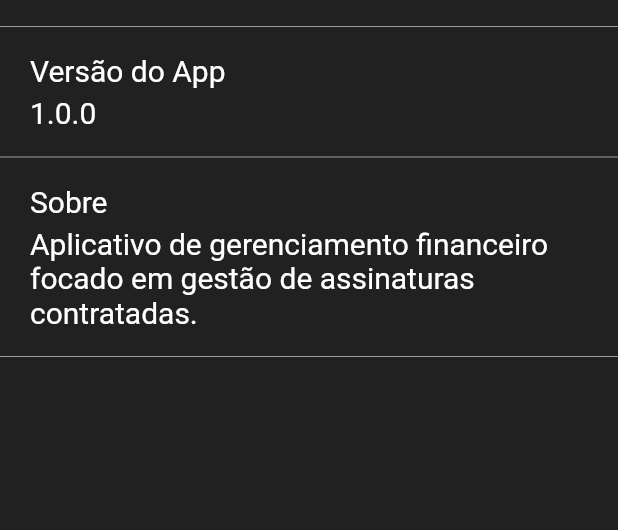
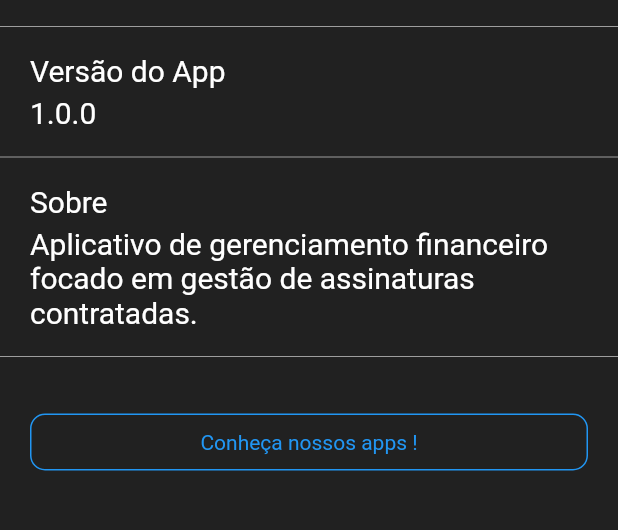
Before and after one commit to td-santos/Subscription_Manager_Flutter, a Flutter app: the InfoScreen screen opened directly, on a phone screen of 412 x 824 dp, the part 191-721 px from its top. Run offline on Flutter 3.47's test engine with Material 2 defaults, Android fonts, the phone set to English and light mode, and no system bars; our stand-ins replace font_awesome_flutter, sqflite; accounts and stored records are empty.

Commit message:
commit layout fix
- fix overflow DetalheAssinatura
- fix overflow value Slide in AddAssinatura.
-add openUrl Apps in infoScreen

```diff
--- a/suno/lib/main.dart
+++ b/suno/lib/main.dart
@@ -8,6 +8,8 @@ import 'package:suno/screens/MySplash.dart';
 void main() {
   runApp(MaterialApp(
 
+
+
     home: MySplash(),
     debugShowCheckedModeBanner: false,
     theme: ThemeData(
--- a/suno/lib/screens/AddAssinatra.dart
+++ b/suno/lib/screens/AddAssinatra.dart
@@ -366,7 +366,7 @@ class _AddAssinaturaState extends State<AddAssinatura> {
                               children: <Widget>[
                                 Text(
                                   "${valueSlide.toStringAsFixed(2)}",
-                                  style: TextStyle(fontSize: 37),
+                                  style: TextStyle(fontSize: width * 0.07),
                                 ),
                                 Column(
                                   children: <Widget>[
--- a/suno/lib/screens/InfoScreen.dart
+++ b/suno/lib/screens/InfoScreen.dart
@@ -1,6 +1,25 @@
 import 'package:flutter/material.dart';
+import 'package:url_launcher/url_launcher.dart';
+
 
 class InfoScreen extends StatelessWidget {
+
+  Future<void> openURL(String url) async {
+
+    if(await canLaunch(url)){
+      await launch(
+        url,
+        forceSafariVC: false,
+        forceWebView: false,
+        headers: <String, String>{'header_key':'header_value'},
+      );
+
+    }else{
+
+    }
+
+  }
+
   @override
   Widget build(BuildContext context) {
     return Scaffold(
@@ -26,44 +45,78 @@ class InfoScreen extends StatelessWidget {
           crossAxisAlignment: CrossAxisAlignment.start,
           children: <Widget>[
             Padding(
-              padding: EdgeInsets.only(left: 20,right: 20,top: 20,bottom: 5),
-              child: Text("Nome",style: TextStyle(
-                fontSize: 20
-              ),),
+              padding: EdgeInsets.only(left: 20, right: 20, top: 20, bottom: 5),
+              child: Text(
+                "Nome",
+                style: TextStyle(fontSize: 20),
+              ),
             ),
             Padding(
-              padding: EdgeInsets.only(left: 20,right: 20,bottom: 10),
-              child: Text("Suno - Gestor de Assinaturas",style: TextStyle(
-                fontSize: 20
-              ),),
+              padding: EdgeInsets.only(left: 20, right: 20, bottom: 10),
+              child: Text(
+                "Suno - Gestor de Assinaturas",
+                style: TextStyle(fontSize: 20),
+              ),
             ),
-            Divider(color: Colors.grey,),
-            Padding(
-              padding: EdgeInsets.only(left: 20,right: 20,top: 10,bottom: 5),
-              child: Text("Versão do App",style: TextStyle(
-                fontSize: 20
-              ),),
+            Divider(
+              color: Colors.grey,
             ),
             Padding(
-              padding: EdgeInsets.only(left: 20,right: 20,bottom: 10),
-              child: Text("1.0.0",style: TextStyle(
-                fontSize: 20
-              ),),
-            ),
-            Divider(color: Colors.grey,),
-            Padding(
-              padding: EdgeInsets.only(left: 20,right: 20,top: 10,bottom: 5),
-              child: Text("Sobre",style: TextStyle(
-                fontSize: 20
-              ),),
+              padding: EdgeInsets.only(left: 20, right: 20, top: 10, bottom: 5),
+              child: Text(
+                "Versão do App",
+                style: TextStyle(fontSize: 20),
+              ),
             ),
             Padding(
-              padding: EdgeInsets.only(left: 20,right: 20,bottom: 10),
-              child: Text("Aplicativo de gerenciamento financeiro focado em gestão de assinaturas contratadas.",style: TextStyle(
-                fontSize: 20
-              ),),
+              padding: EdgeInsets.only(left: 20, right: 20, bottom: 10),
+              child: Text(
+                "1.0.0",
+                style: TextStyle(fontSize: 20),
+              ),
             ),
-            Divider(color: Colors.grey,),
+            Divider(
+              color: Colors.grey,
+            ),
+            Padding(
+              padding: EdgeInsets.only(left: 20, right: 20, top: 10, bottom: 5),
+              child: Text(
+                "Sobre",
+                style: TextStyle(fontSize: 20),
+              ),
+            ),
+            Padding(
+              padding: EdgeInsets.only(left: 20, right: 20, bottom: 10),
+              child: Text(
+                "Aplicativo de gerenciamento financeiro focado em gestão de assinaturas contratadas.",
+                style: TextStyle(fontSize: 20),
+              ),
+            ),
+            Divider(
+              color: Colors.grey,
+            ),
+            Padding(
+              padding:
+                  EdgeInsets.only(left: 20, right: 20, bottom: 10, top: 30),
+              child: GestureDetector(
+                onTap: () {
+                  String url = 'https://play.google.com/store/apps/collection/cluster?clp=igM4ChkKEzYxMzI1MDQ2Mzg0NDA4MzQxNzQQCBgDEhkKEzYxMzI1MDQ2Mzg0NDA4MzQxNzQQCBgDGAA%3D:S:ANO1ljL28v4&gsr=CjuKAzgKGQoTNjEzMjUwNDYzODQ0MDgzNDE3NBAIGAMSGQoTNjEzMjUwNDYzODQ0MDgzNDE3NBAIGAMYAA%3D%3D:S:ANO1ljIEZ0Q';
+                  openURL(url);
+                },
+                child: Container(
+                  padding: EdgeInsets.only(bottom: 10, top: 10),
+                  decoration: BoxDecoration(
+                      border: Border.all(width: 1, color: Colors.blue),
+                      borderRadius: BorderRadius.circular(10)),
+                  child: Center(
+                    child: Text(
+                      "Conheça nossos apps !",
+                      style: TextStyle(color: Colors.blue),
+                    ),
+                  ),
+                ),
+              ),
+            )
           ],
         ),
       )),
--- a/suno/lib/screens/MySplash.dart
+++ b/suno/lib/screens/MySplash.dart
@@ -1,4 +1,5 @@
 import 'package:flutter/material.dart';
+import 'package:flutter/services.dart';
 
 import 'Home.dart';
 
@@ -24,6 +25,11 @@ class _MySplashState extends State<MySplash> {
   Widget build(BuildContext context) {
     double height = MediaQuery.of(context).size.height;
     double width = MediaQuery.of(context).size.width;
+
+
+
+    SystemChrome.setPreferredOrientations(
+        [DeviceOrientation.portraitUp, DeviceOrientation.portraitDown]);
 
 
     return Scaffold(
--- a/suno/pubspec.yaml
+++ b/suno/pubspec.yaml
@@ -31,6 +31,7 @@ dependencies:
   font_awesome_flutter: ^8.8.1
   intl: ^0.16.1
   sqflite: ^1.3.0+1
+  url_launcher: ^5.4.10
 
 
 dev_dependencies:
```
Also changed, not shown: suno/lib/controles/AssinaturaDB.dart (+7 -4 lines), suno/lib/screens/DetalheAssinatura.dart (+47 -20 lines), suno/pubspec.lock, 2 other files.
